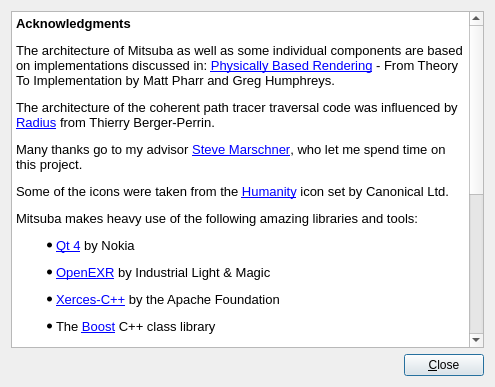
Above: src/qtgui/acknowledgmentdlg.ui from mitsuba-renderer/mitsuba before the change. Below: the same form after it.
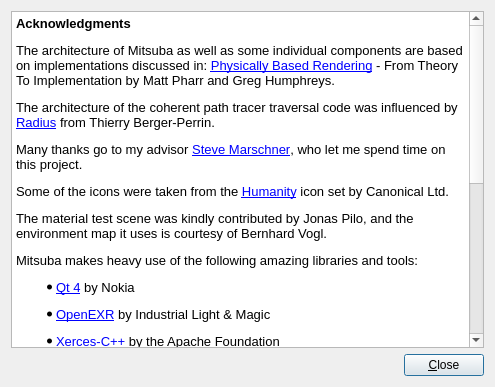
That is the form after the change.

Commit message: added acknowledgements for the material test scene

Diff of the .ui file:
```diff
--- a/src/qtgui/acknowledgmentdlg.ui
+++ b/src/qtgui/acknowledgmentdlg.ui
@@ -47,12 +47,13 @@
       <string>&lt;!DOCTYPE HTML PUBLIC &quot;-//W3C//DTD HTML 4.0//EN&quot; &quot;http://www.w3.org/TR/REC-html40/strict.dtd&quot;&gt;
 &lt;html&gt;&lt;head&gt;&lt;meta name=&quot;qrichtext&quot; content=&quot;1&quot; /&gt;&lt;style type=&quot;text/css&quot;&gt;
 p, li { white-space: pre-wrap; }
-&lt;/style&gt;&lt;/head&gt;&lt;body style=&quot; font-family:'Sans'; font-size:10pt; font-weight:400; font-style:normal;&quot;&gt;
+&lt;/style&gt;&lt;/head&gt;&lt;body style=&quot; font-size:10pt; font-weight:400; font-style:normal;&quot;&gt;
 &lt;p style=&quot; margin-top:12px; margin-bottom:12px; margin-left:0px; margin-right:0px; -qt-block-indent:0; text-indent:0px;&quot;&gt;&lt;span style=&quot; font-weight:600;&quot;&gt;Acknowledgments&lt;/span&gt;&lt;/p&gt;
 &lt;p style=&quot; margin-top:12px; margin-bottom:12px; margin-left:0px; margin-right:0px; -qt-block-indent:0; text-indent:0px;&quot;&gt;The architecture of Mitsuba as well as some individual components are based on implementations discussed in: &lt;a href=&quot;http://www.pbrt.org&quot;&gt;&lt;span style=&quot; text-decoration: underline; color:#0000ff;&quot;&gt;Physically Based Rendering&lt;/span&gt;&lt;/a&gt; - From Theory To Implementation by Matt Pharr and Greg Humphreys.&lt;/p&gt;
 &lt;p style=&quot; margin-top:12px; margin-bottom:12px; margin-left:0px; margin-right:0px; -qt-block-indent:0; text-indent:0px;&quot;&gt;The architecture of the coherent path tracer traversal code was influenced by &lt;a href=&quot;http://gna.org/projects/radius/&quot;&gt;&lt;span style=&quot; text-decoration: underline; color:#0000ff;&quot;&gt;Radius&lt;/span&gt;&lt;/a&gt; from Thierry Berger-Perrin.&lt;/p&gt;
 &lt;p style=&quot; margin-top:12px; margin-bottom:12px; margin-left:0px; margin-right:0px; -qt-block-indent:0; text-indent:0px;&quot;&gt;Many thanks go to my advisor &lt;a href=&quot;http://www.cs.cornell.edu/~srm/&quot;&gt;&lt;span style=&quot; text-decoration: underline; color:#0000ff;&quot;&gt;Steve Marschner&lt;/span&gt;&lt;/a&gt;, who let me spend time on this project.&lt;/p&gt;
 &lt;p style=&quot; margin-top:12px; margin-bottom:12px; margin-left:0px; margin-right:0px; -qt-block-indent:0; text-indent:0px;&quot;&gt;Some of the icons were taken from the &lt;a href=&quot;https://launchpad.net/humanity&quot;&gt;&lt;span style=&quot; text-decoration: underline; color:#0000ff;&quot;&gt;Humanity&lt;/span&gt;&lt;/a&gt; icon set by Canonical Ltd.&lt;/p&gt;
+&lt;p style=&quot; margin-top:12px; margin-bottom:12px; margin-left:0px; margin-right:0px; -qt-block-indent:0; text-indent:0px;&quot;&gt;The material test scene was kindly contributed by Jonas Pilo, and the environment map it uses is courtesy of Bernhard Vogl.&lt;/p&gt;
 &lt;p style=&quot; margin-top:12px; margin-bottom:12px; margin-left:0px; margin-right:0px; -qt-block-indent:0; text-indent:0px;&quot;&gt;Mitsuba makes heavy use of the following amazing libraries and tools: &lt;/p&gt;
 &lt;ul style=&quot;-qt-list-indent: 1;&quot;&gt;&lt;li style=&quot; margin-top:12px; margin-bottom:12px; margin-left:0px; margin-right:0px; -qt-block-indent:0; text-indent:0px;&quot;&gt;&lt;a href=&quot;http://qt.nokia.com/products&quot;&gt;&lt;span style=&quot; text-decoration: underline; color:#0000ff;&quot;&gt;Qt 4&lt;/span&gt;&lt;/a&gt; by Nokia&lt;/li&gt;
 &lt;li style=&quot; margin-top:12px; margin-bottom:12px; margin-left:0px; margin-right:0px; -qt-block-indent:0; text-indent:0px;&quot;&gt;&lt;a href=&quot;http://www.openexr.com/&quot;&gt;&lt;span style=&quot; text-decoration: underline; color:#0000ff;&quot;&gt;OpenEXR&lt;/span&gt;&lt;/a&gt; by Industrial Light &amp;amp; Magic&lt;/li&gt;
```
The commit also changes 2 other files.
